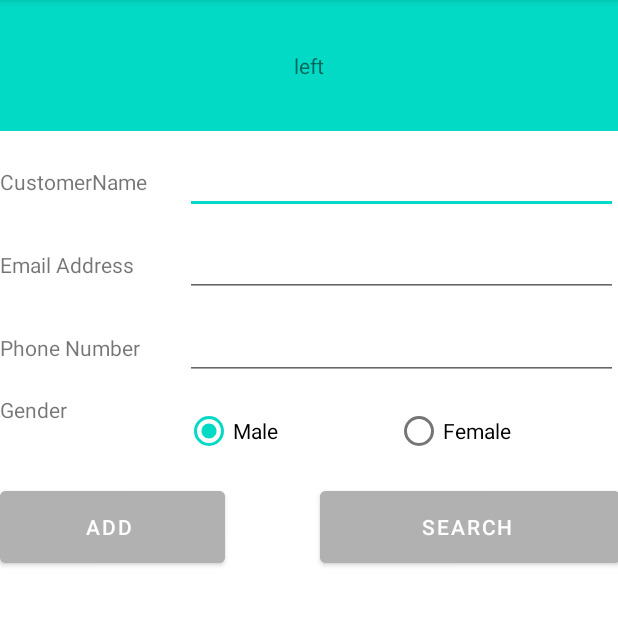
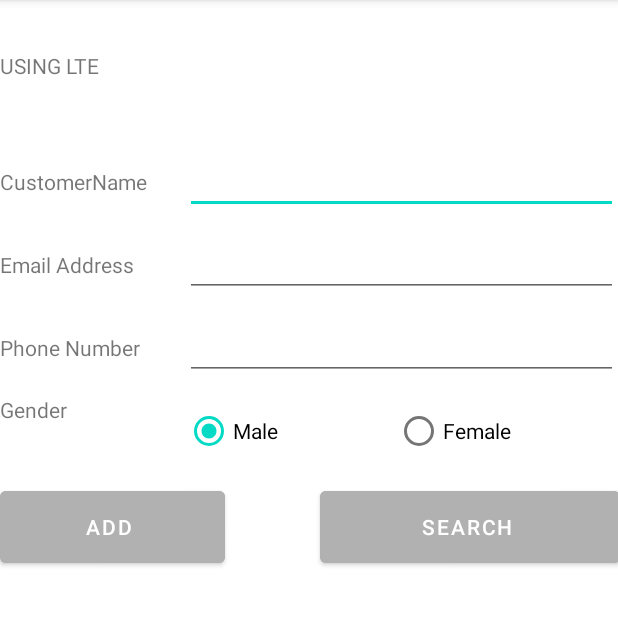
Before and after one commit to haminhtu12/BaiThi_Android, an Android app: the screen it shows after launch (MainActivity), on a phone screen of 412 x 824 dp, the part 84-710 px from its top. Run offline under Robolectric (Android 15) with nearby library versions, the phone set to English and light mode, and no system bars; our stand-ins replace Room's generated code.

```diff
--- a/app/build.gradle
+++ b/app/build.gradle
@@ -36,4 +36,7 @@ dependencies {
     testImplementation 'junit:junit:4.+'
     androidTestImplementation 'androidx.test.ext:junit:1.1.2'
     androidTestImplementation 'androidx.test.espresso:espresso-core:3.3.0'
+    def room_version = "2.2.5"
+    implementation "androidx.room:room-runtime:$room_version"
+    annotationProcessor "androidx.room:room-compiler:$room_version"
 }
--- /dev/null
+++ b/app/src/main/java/com/haminhtu/AppDatabase.java
@@ -0,0 +1,25 @@
+package com.haminhtu;
+
+import android.content.Context;
+
+import androidx.room.Database;
+import androidx.room.Room;
+import androidx.room.RoomDatabase;
+
+import com.haminhtu.CustomerDao;
+import com.haminhtu.CustomerEntity;
+
+@Database(entities = {CustomerEntity.class},version = 1)
+public  abstract class AppDatabase extends RoomDatabase {
+    private static AppDatabase appDatabase;
+
+    public abstract CustomerDao bookmarkDao();
+
+    public static AppDatabase getAppDatabase(Context context){
+        if (appDatabase == null){
+            appDatabase = Room.databaseBuilder(context,
+                    AppDatabase.class,"News").allowMainThreadQueries().build();
+        }
+        return appDatabase;
+    }
+}
--- /dev/null
+++ b/app/src/main/java/com/haminhtu/CustomerDao.java
@@ -0,0 +1,35 @@
+package com.haminhtu;
+
+import androidx.room.Dao;
+import androidx.room.Delete;
+import androidx.room.Insert;
+import androidx.room.Query;
+import androidx.room.Update;
+
+import java.util.List;
+
+import static androidx.room.OnConflictStrategy.REPLACE;
+
+@Dao
+public interface CustomerDao {
+    @Insert(onConflict = REPLACE)
+    void insertCustomer(CustomerEntity customerEntity);
+
+    @Update
+    void updateCustomer(CustomerEntity customerEntity);
+
+    @Delete
+    void deleteCustomer(CustomerEntity customerEntity);
+
+
+    @Query("SELECT * FROM Customer")
+    List<CustomerEntity> getAllBookmark();
+
+    @Query("SELECT * FROM Customer WHERE id = :id")
+    CustomerEntity getBookmark(int id);
+
+    @Query("DELETE  FROM Customer")
+    void deleteAll();
+
+
+}
--- a/app/src/main/java/com/haminhtu/MainActivity.java
+++ b/app/src/main/java/com/haminhtu/MainActivity.java
@@ -2,19 +2,23 @@ package com.haminhtu;
 
 import androidx.appcompat.app.AppCompatActivity;
 
+import android.annotation.SuppressLint;
 import android.content.Intent;
 import android.os.Bundle;
 import android.view.View;
 import android.widget.Button;
 import android.widget.EditText;
+import android.widget.RadioButton;
 import android.widget.RadioGroup;
 import android.widget.Toast;
 
+public class MainActivity extends AppCompatActivity implements View.OnClickListener {
+    Button btnAdd, btnSearch;
+    EditText edUsername, edEmail, edPhone;
+    RadioGroup rgGender;
+    AppDatabase db;
+    private RadioButton radioButton;
 
-public class MainActivity extends AppCompatActivity implements View.OnClickListener {
-        Button btnAdd ,btnSearch;
-        EditText edUsername,edEmail, edPhone;
-        RadioGroup rgGender;
     @Override
     protected void onCreate(Bundle savedInstanceState) {
         super.onCreate(savedInstanceState);
@@ -27,49 +31,72 @@ public class MainActivity extends AppCompatActivity implements View.OnClickListe
         btnSearch = findViewById(R.id.search);
         btnAdd.setOnClickListener(this::onClick);
         btnSearch.setOnClickListener(this::onClick);
+
+        db = AppDatabase.getAppDatabase(this);
+
+    }
+    private void insertCustomer(){
+        CustomerEntity bm = new CustomerEntity();
+
+        bm.username = edUsername.getText().toString();
+        bm.email = edEmail.getText().toString();
+        bm.phone_number = edPhone.getText().toString();
+        db.bookmarkDao().insertCustomer(bm);
+
     }
 
+    @SuppressLint("ResourceType")
     @Override
     public void onClick(View view) {
-            switch (view.getId()){
+        switch (view.getId()) {
             case R.id.add:
                 if (!validate()) {
                     return;
                 }
                 edPhone.setText("");
+                insertCustomer();
                 break;
             case R.id.search:
                 goSearch();
                 break;
+            case R.id.grGender:
+                int selectedId = rgGender.getCheckedRadioButtonId();
+
+                radioButton = (RadioButton) findViewById(selectedId);
+
+                Toast.makeText(this, selectedId, Toast.LENGTH_SHORT).show();
             default:
                 break;
         }
     }
-        private void goSearch(){
-            Intent intent = new Intent(this,SearchActivity.class);
+
+    private void goSearch() {
+        Intent intent = new Intent(this, SearchActivity.class);
         startActivity(intent);
     }
+
     private void CheckValidate() {
         if (edUsername.getText().toString().isEmpty()) {
-                Toast.makeText(this,"Please enter Customer Name", Toast.LENGTH_LONG).show();
+            Toast.makeText(this, "Please enter Customer Name", Toast.LENGTH_LONG).show();
             return;
         }
 
         if (edEmail.getText().toString().isEmpty()) {
-                Toast.makeText(this,"Please enter Email Address", Toast.LENGTH_LONG).show();
+            Toast.makeText(this, "Please enter Email Address", Toast.LENGTH_LONG).show();
             return;
         }
 
         if (edPhone.getText().toString().isEmpty()) {
-                Toast.makeText(this,"Please enter Phone Number", Toast.LENGTH_LONG).show();
+            Toast.makeText(this, "Please enter Phone Number", Toast.LENGTH_LONG).show();
             return;
         }
 
-            if (rgGender.getCheckedRadioButtonId() == -1){
-                Toast.makeText(this,"Please select Gender", Toast.LENGTH_LONG).show();
+        if (rgGender.getCheckedRadioButtonId() == -1) {
+            Toast.makeText(this, "Please select Gender", Toast.LENGTH_LONG).show();
             return;
         }
     }
+
     private boolean validate() {
         String mes = null;
         if (edUsername.getText().toString().trim().isEmpty()) {
--- a/app/src/main/res/layout/activity_main.xml
+++ b/app/src/main/res/layout/activity_main.xml
@@ -6,13 +6,13 @@
     android:weightSum="100">
 
         <TextView
-            android:text="left"
+            android:textAlignment="viewStart"
+            android:text="USING LTE"
             android:layout_height="10sp"
             android:layout_width="match_parent"
             android:gravity="center"
-            android:background="@color/teal_200"
             android:layout_weight="16.77"
-            tools:ignore="Suspicious0dp" />
+            tools:ignore="RtlCompat,Suspicious0dp" />
 
     <LinearLayout
         android:layout_marginTop="10dp"
```
Also changed, not shown: app/src/main/java/com/haminhtu/CustomerEntity.java (added, +25 -0 lines), app/src/main/res/layout/search_customer.xml (deleted, +0 -10 lines). Lines whose indentation alone changed are shown as unchanged.
